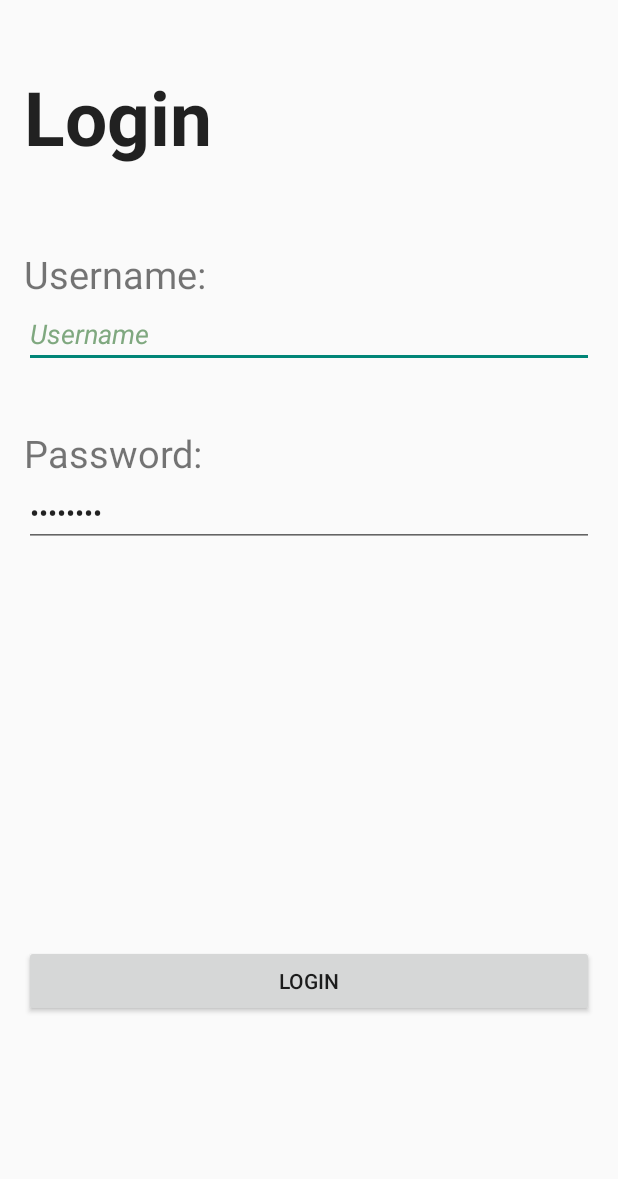
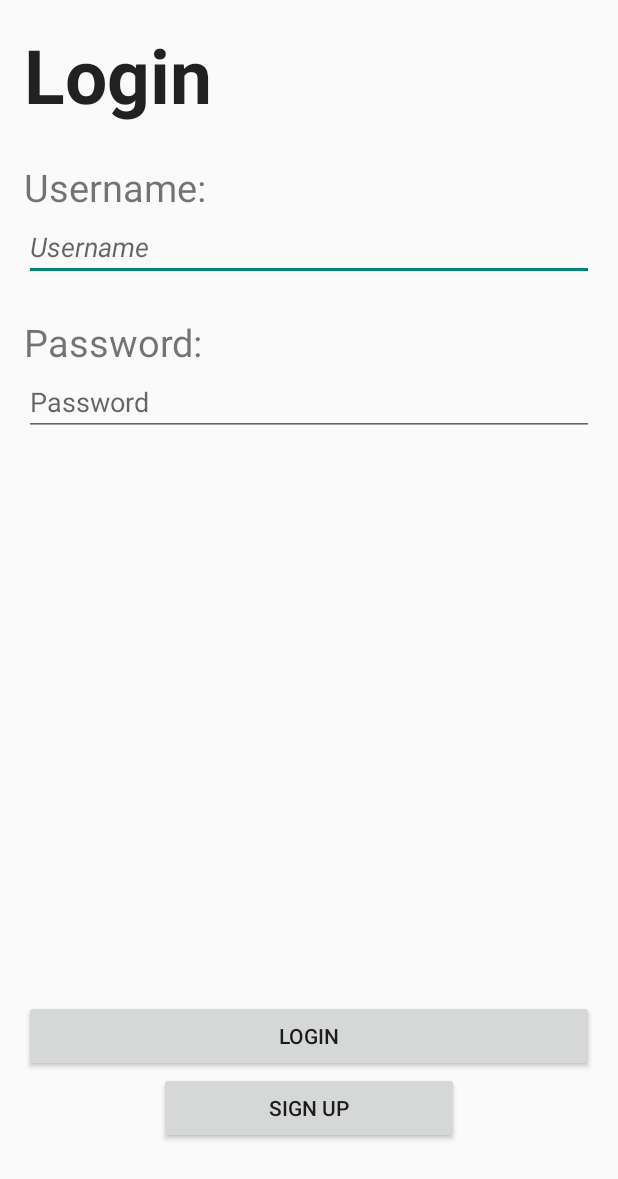
Before and after one commit to firedark60/UofTHacks-2015, an Android app: the layout activity_login_.xml on its own in the app's theme, with its tools: preview values and no code run, on a phone screen of 412 x 824 dp. Shown: the top 1179 px of the screen. Run offline under Robolectric (Android 15) with nearby library versions, the phone set to English and light mode, and no system bars.

Commit message:
Added stuff to app

```diff
--- a/Android/Selfer/app/src/main/java/uofthacks2015/selfer/selfer/Tutorial.java
+++ b/Android/Selfer/app/src/main/java/uofthacks2015/selfer/selfer/Tutorial.java
@@ -13,6 +13,7 @@ public class Tutorial extends ActionBarActivity {
     protected void onCreate(Bundle savedInstanceState) {
         super.onCreate(savedInstanceState);
         setContentView(R.layout.activity_tutorial);
+        // TODO check if the user's phone has a camera and bitch at them if it doesn't.
     }
 
     public void getStarted(View view){
--- a/Android/Selfer/app/src/main/res/layout/activity_login_.xml
+++ b/Android/Selfer/app/src/main/res/layout/activity_login_.xml
@@ -19,8 +19,7 @@
         android:textSize="50dp"
         android:layout_alignParentTop="true"
         android:layout_alignParentLeft="true"
-        android:layout_alignParentStart="true"
-        android:layout_marginTop="28dp" />
+        android:layout_alignParentStart="true" />
 
     <TextView
         android:layout_width="match_parent"
@@ -30,19 +29,20 @@
         android:textSize="25dp"
         android:layout_weight="0.04"
         android:layout_below="@+id/textView5"
-        android:layout_centerHorizontal="true"
-        android:layout_marginTop="54dp" />
+        android:layout_alignParentLeft="true"
+        android:layout_alignParentStart="true"
+        android:layout_marginTop="24dp" />
 
     <EditText
         android:layout_width="match_parent"
         android:layout_height="wrap_content"
         android:id="@+id/editText"
-        android:text="Username"
         android:textStyle="italic"
         android:textColor="@color/abc_search_url_text_normal"
         android:layout_below="@+id/textView3"
         android:layout_alignParentLeft="true"
-        android:layout_alignParentStart="true" />
+        android:layout_alignParentStart="true"
+        android:hint="Username" />
 
     <TextView
         android:layout_width="247dp"
@@ -51,20 +51,19 @@
         android:id="@+id/textView4"
         android:textSize="25sp"
         android:layout_weight="0.04"
+        android:layout_marginTop="23dp"
         android:layout_below="@+id/editText"
         android:layout_alignParentLeft="true"
-        android:layout_alignParentStart="true"
-        android:layout_marginTop="39dp" />
+        android:layout_alignParentStart="true" />
 
     <Button
         android:layout_width="match_parent"
         android:layout_height="wrap_content"
         android:text="Login"
         android:id="@+id/button2"
-        android:layout_alignParentBottom="true"
+        android:layout_above="@+id/button3"
         android:layout_alignParentLeft="true"
-        android:layout_alignParentStart="true"
-        android:layout_marginBottom="130dp" />
+        android:layout_alignParentStart="true" />
 
     <EditText
         android:layout_width="wrap_content"
@@ -77,6 +76,15 @@
         android:layout_alignParentStart="true"
         android:layout_alignRight="@+id/button2"
         android:layout_alignEnd="@+id/button2"
-        android:text="Password" />
+        android:hint="Password" />
+
+    <Button
+        android:layout_width="200dp"
+        android:layout_height="wrap_content"
+        android:text="Sign Up"
+        android:id="@+id/button3"
+        android:layout_marginBottom="45dp"
+        android:layout_alignParentBottom="true"
+        android:layout_centerHorizontal="true" />
 
 </RelativeLayout>
--- a/Android/Selfer/app/src/main/res/menu/menu_main.xml
+++ b/Android/Selfer/app/src/main/res/menu/menu_main.xml
@@ -2,6 +2,6 @@
     xmlns:app="http://schemas.android.com/apk/res-auto"
     xmlns:tools="http://schemas.android.com/tools"
     tools:context="uofthacks2015.selfer.selfer.MainActivity">
-    <item android:id="@+id/action_settings" android:title="@string/action_settings"
+    <item android:id="@+id/action_settings" android:title="Login"
         android:orderInCategory="100" app:showAsAction="never" />
 </menu>
```
Also changed, not shown: Android/Selfer/app/src/main/AndroidManifest.xml (+9 -0 lines), Android/Selfer/app/src/main/java/uofthacks2015/selfer/selfer/Login_Activity.java (+0 -23 lines), Android/Selfer/app/src/main/java/uofthacks2015/selfer/selfer/MainActivity.java (+127 -2 lines), Android/Selfer/app/src/main/java/uofthacks2015/selfer/selfer/Selfie.java (added, +34 -0 lines), Android/Selfer/app/src/main/res/layout/activity_main.xml (+21 -0 lines), Android/Selfer/app/src/main/res/layout/row.xml (added, +20 -0 lines), Android/Selfer/app/src/main/res/drawable/cam.png (added), 1 other file.
